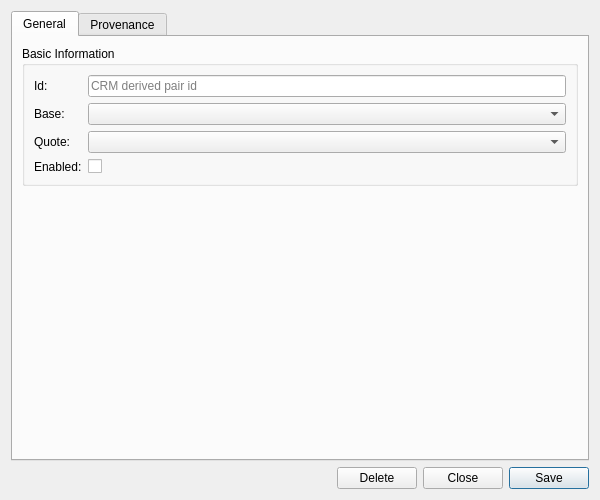
OreStudio/OreStudio, file projects/ores.qt/refdata/ui/CrmEnabledDerivedPairDetailDialog.ui: the form before one commit.
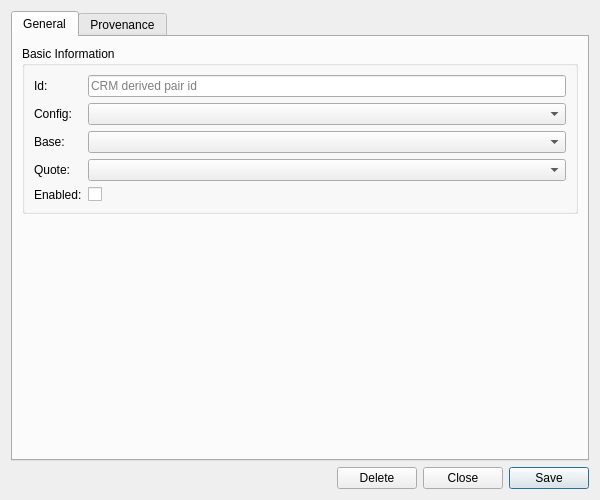
The form after the commit. Custom widgets are drawn as their Qt base class.

Commit message: [qt,codegen,refdata] Fix nil party_id and unsettable config_id on CRM create

The edit to the form file:
```diff
--- a/projects/ores.qt/refdata/ui/CrmEnabledDerivedPairDetailDialog.ui
+++ b/projects/ores.qt/refdata/ui/CrmEnabledDerivedPairDetailDialog.ui
@@ -56,41 +56,55 @@
            </widget>
           </item>
           <item row="1" column="0">
+           <widget class="QLabel" name="labelConfigId">
+            <property name="text">
+             <string>Config:</string>
+            </property>
+           </widget>
+          </item>
+          <item row="1" column="1">
+           <widget class="QComboBox" name="configCombo">
+            <property name="insertPolicy">
+             <enum>QComboBox::NoInsert</enum>
+            </property>
+           </widget>
+          </item>
+          <item row="2" column="0">
            <widget class="QLabel" name="labelBaseCurrencyCode">
             <property name="text">
              <string>Base:</string>
             </property>
            </widget>
           </item>
-          <item row="1" column="1">
+          <item row="2" column="1">
            <widget class="ores::qt::OreCurrencyComboBox" name="baseCcyCombo">
             <property name="insertPolicy">
              <enum>QComboBox::NoInsert</enum>
             </property>
            </widget>
           </item>
-          <item row="2" column="0">
+          <item row="3" column="0">
            <widget class="QLabel" name="labelQuoteCurrencyCode">
             <property name="text">
              <string>Quote:</string>
             </property>
            </widget>
           </item>
-          <item row="2" column="1">
+          <item row="3" column="1">
            <widget class="ores::qt::OreCurrencyComboBox" name="quoteCcyCombo">
             <property name="insertPolicy">
              <enum>QComboBox::NoInsert</enum>
             </property>
            </widget>
           </item>
-          <item row="3" column="0">
+          <item row="4" column="0">
            <widget class="QLabel" name="labelEnabled">
             <property name="text">
              <string>Enabled:</string>
             </property>
            </widget>
           </item>
-          <item row="3" column="1">
+          <item row="4" column="1">
            <widget class="QCheckBox" name="enabledCheckBox">
             <property name="text">
              <string/>
```
The commit also changes 19 other files.
